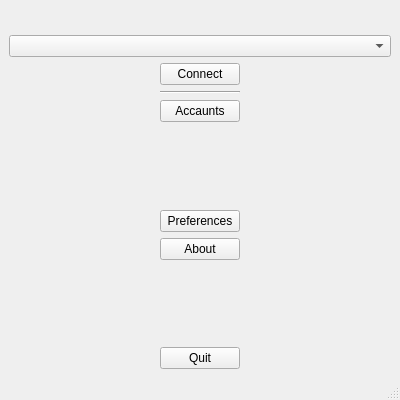
This is src/ui/mwstart.ui in mikedmorto/qglpi as Qt 5 draws it before an edit. The edited form follows.
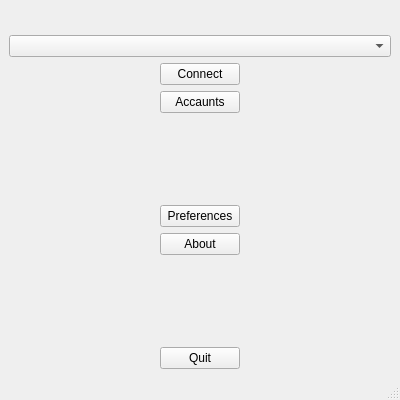
This is the edited form. Icons and pictures are not drawn.

```diff
--- a/src/ui/mwstart.ui
+++ b/src/ui/mwstart.ui
@@ -83,13 +83,6 @@
           </property>
          </widget>
         </item>
-        <item>
-         <widget class="Line" name="line">
-          <property name="orientation">
-           <enum>Qt::Horizontal</enum>
-          </property>
-         </widget>
-        </item>
         <item>
          <widget class="QPushButton" name="btn_accaunts">
           <property name="text">
```
